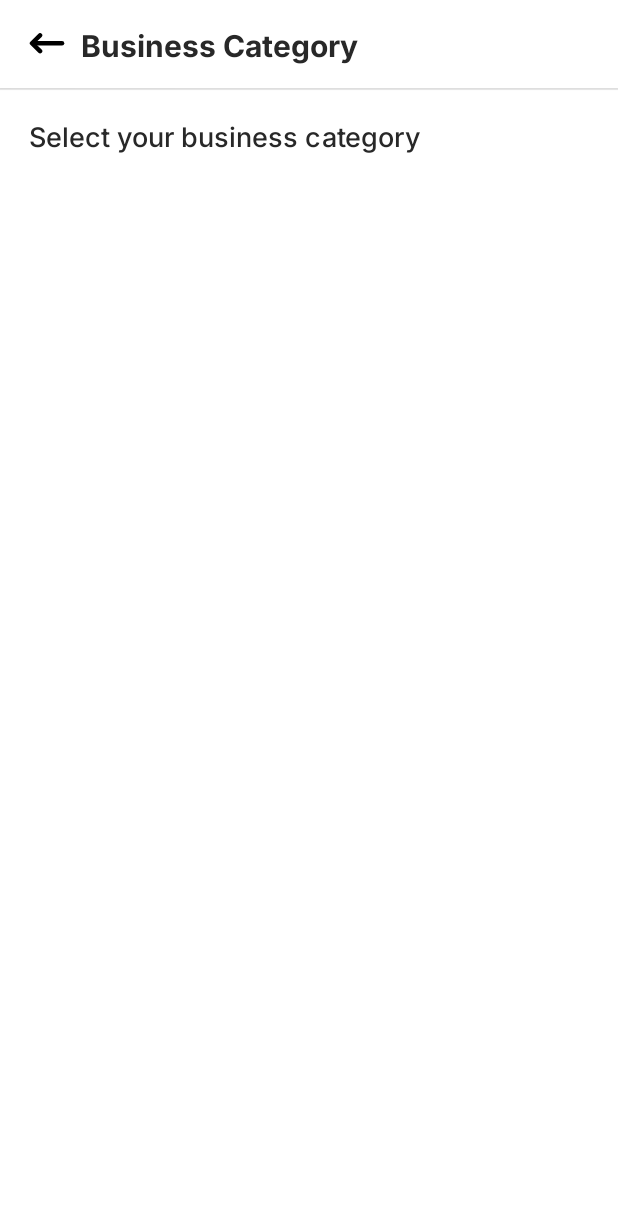
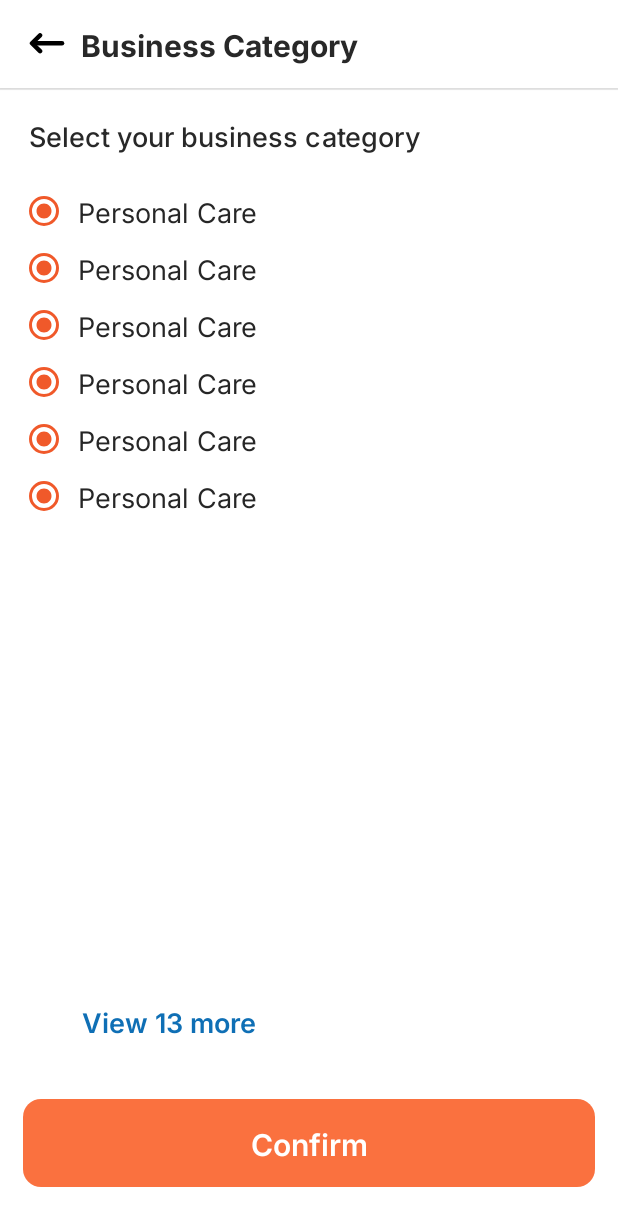
Before and after one commit to Gaurav-Suyal-Beelabs2025/Handover_New_Rider_UIs, an Android app: the layout fragment_business__category_.xml on its own in the app's theme, with its tools: preview values and no code run, on a phone screen of 412 x 824 dp. Shown: the top 1226 px of the screen. Run offline under Robolectric (Android 15) with nearby library versions, the phone set to English and light mode, and no system bars.

Commit message:
Business Category complete

```diff
--- /dev/null
+++ b/app/src/main/res/layout/category_itam.xml
@@ -0,0 +1,29 @@
+<?xml version="1.0" encoding="utf-8"?>
+<androidx.constraintlayout.widget.ConstraintLayout xmlns:android="http://schemas.android.com/apk/res/android"
+    android:layout_width="match_parent"
+    android:layout_height="wrap_content"
+    android:background="@color/white"
+    android:layout_marginHorizontal="@dimen/_10sdp"
+    xmlns:app="http://schemas.android.com/apk/res-auto">
+
+
+     <RadioButton
+         android:layout_width="match_parent"
+         android:layout_height="wrap_content"
+         android:text="@string/personal_care"
+         android:textColor="#262626"
+         android:textFontWeight="400"
+         android:textAllCaps="false"
+         android:textSize="18sp"
+         android:paddingVertical="@dimen/_10sdp"
+         android:buttonTint="#F0592A"
+         android:checked="true"
+         android:padding="@dimen/_5sdp"
+         android:fontFamily="@font/inter_regular"
+         app:layout_constraintTop_toTopOf="parent"
+         app:layout_constraintEnd_toEndOf="parent"
+         app:layout_constraintStart_toStartOf="parent"/>
+
+
+
+</androidx.constraintlayout.widget.ConstraintLayout>
--- a/app/src/main/res/layout/fragment_business__category_.xml
+++ b/app/src/main/res/layout/fragment_business__category_.xml
@@ -73,20 +73,54 @@
        app:layout_constraintStart_toStartOf="parent"/>
 
 
-      <androidx.recyclerview.widget.RecyclerView
-          android:layout_width="match_parent"
-          android:layout_height="wrap_content"
-          android:layout_marginTop="@dimen/_15sdp"
-          tools:listitem=""
-          app:layout_constraintTop_toBottomOf="@id/txt_select_your_business"/>
+    <androidx.recyclerview.widget.RecyclerView
+        android:id="@+id/recycler_category_itam"
+        android:layout_width="match_parent"
+        android:layout_height="0dp"
+        android:layout_marginTop="@dimen/_15sdp"
+        android:orientation="vertical"
+        tools:itemCount="50"
+        tools:listitem="@layout/category_itam"
+        android:layout_marginBottom="@dimen/_20sdp"
+        app:layoutManager="androidx.recyclerview.widget.LinearLayoutManager"
+        app:layout_constraintBottom_toTopOf="@+id/tv_view_13_more"
+        app:layout_constraintTop_toBottomOf="@id/txt_select_your_business"
+         />
+
+
+    <TextView
+        android:id="@+id/tv_view_13_more"
+        android:layout_width="wrap_content"
+        android:layout_height="wrap_content"
+        android:layout_marginStart="@dimen/_30sdp"
+        android:layout_marginBottom="@dimen/_30sdp"
+        android:text="@string/view_13_more"
+        android:textAllCaps="false"
+        android:textColor="#0F6FB5"
+        android:textFontWeight="500"
+        android:textSize="18sp"
+        android:fontFamily="@font/inter_semibold"
+        app:layout_constraintBottom_toTopOf="@id/txt_confirm"
+        app:layout_constraintStart_toStartOf="@id/txt_confirm" />
 
 
 
+    <TextView
+    android:id="@+id/txt_confirm"
+    android:layout_width="match_parent"
+    android:layout_height="wrap_content"
+    android:layout_marginHorizontal="@dimen/_12sdp"
+    android:layout_marginBottom="@dimen/_25sdp"
+    android:background="@drawable/submit_button"
+    android:fontFamily="@font/inter_semibold"
+    android:gravity="center"
+    android:paddingVertical="@dimen/_12sdp"
+    android:text="@string/confirm"
+    android:textAllCaps="false"
+    android:textColor="@color/white"
+    android:textFontWeight="600"
+    android:textSize="20sp"
+    app:layout_constraintBottom_toBottomOf="parent" />
 
 
-
-
-
-
-
-</androidx.constraintlayout.widget.ConstraintLayout>
+   </androidx.constraintlayout.widget.ConstraintLayout>
--- a/app/src/main/res/values/strings.xml
+++ b/app/src/main/res/values/strings.xml
@@ -157,6 +157,9 @@
     <string name="benefits_of_creating_store">Benefits of creating store</string>
     <string name="create_business">Create Business</string>
     <string name="create_shop">Create Shop</string>
+    <string name="personal_care">Personal Care</string>
+    <string name="confirm">Confirm</string>
+    <string name="view_13_more">View 13 more</string>
 
 
     <string-array name="company_name">
```
